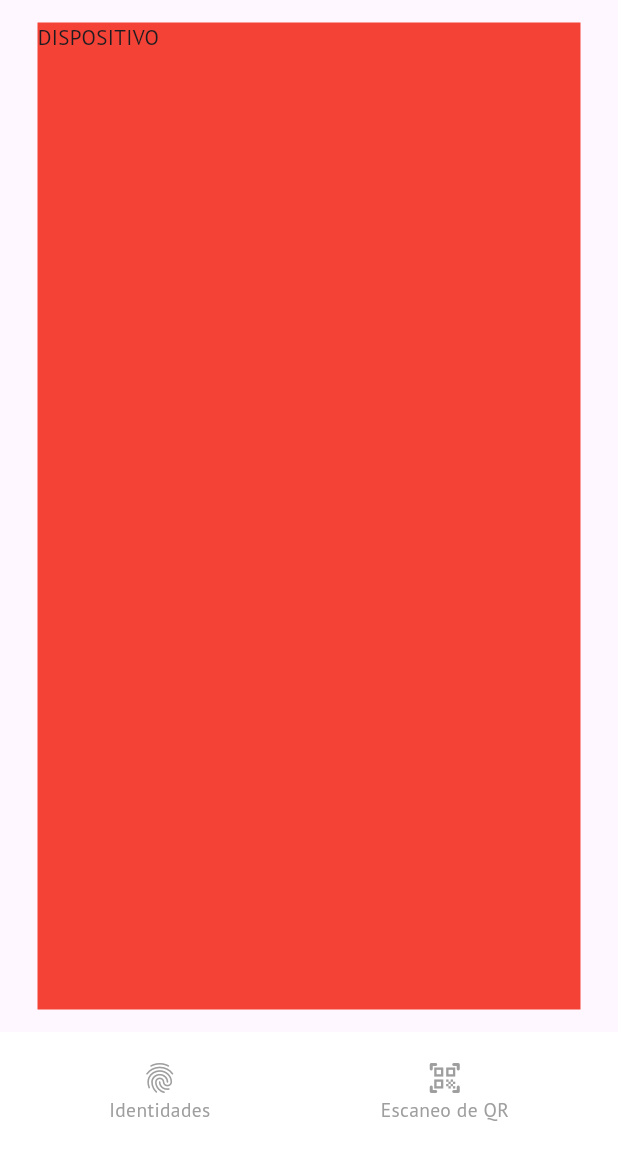
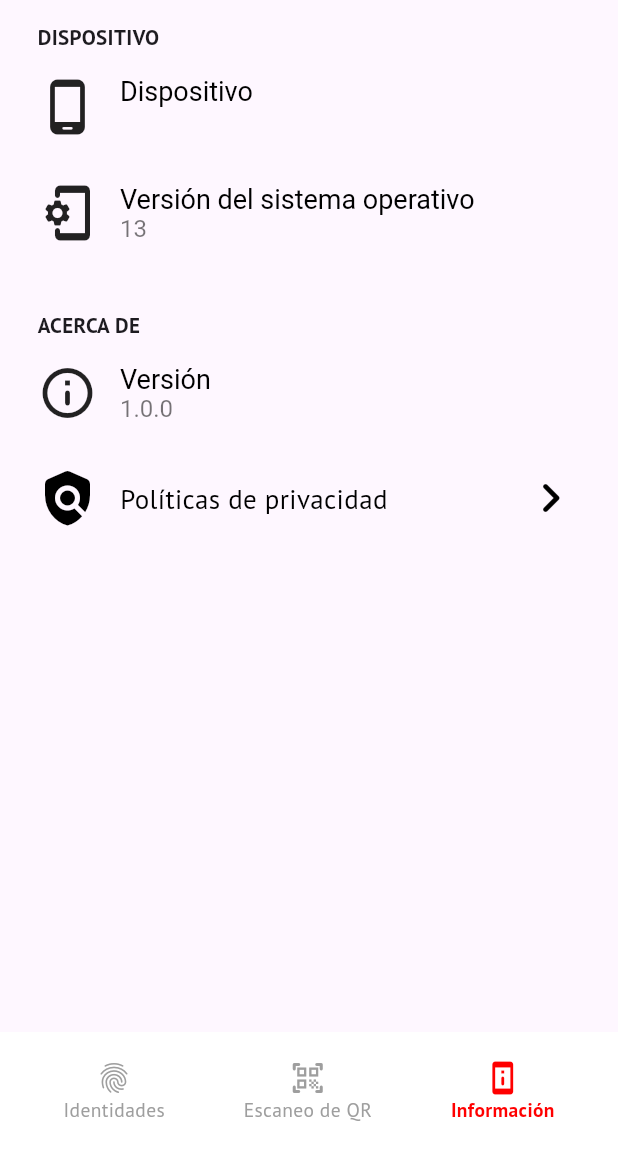
Before and after one commit to MardisIT/identity_mardis, a Flutter app: the screen it shows after launch, swiped to page 3, on a phone screen of 412 x 824 dp, the part 84-1236 px from its top. Run offline on Flutter 3.47's test engine with Material 3 defaults, Android fonts, the phone set to English and light mode, and no system bars; drawn by our look-alikes of zoom_tap_animation; our stand-ins replace device_info_plus, flutter_secure_storage, flutter_speed_dial, get, google_fonts, hive and 3 more; missing offline and left inert: pointycastle, qr_code_scanner; accounts and stored records are empty.

Commit message:
Feat: Pantalla de configuraciones agregada e información del dispositivo

```diff
--- a/lib/core/presentation/home/home_controller.dart
+++ b/lib/core/presentation/home/home_controller.dart
@@ -77,6 +77,7 @@ class HomeController extends GetxController {
   @override
   void onClose() {
     pageController.dispose();
+    searchController.dispose();
     super.onClose();
   }
 }
--- a/lib/core/presentation/home/home_screen.dart
+++ b/lib/core/presentation/home/home_screen.dart
@@ -72,35 +72,24 @@ class HomeScreen extends GetWidget<HomeController> {
                   )
                 ],
         ),
-        body:
-            // Obx(
-            //   () {
-            controller.isAuthenticated.value
+        body: controller.isAuthenticated.value
             ? PageView(
                 onPageChanged: controller.animateToTab,
                 controller: controller.pageController,
                 physics: const BouncingScrollPhysics(),
-                    children: [
-                      const IdentitiesScreen(),
-                      const ScannerScreen(),
-                      const ConfigurationScreen(),
+                children: const [
+                  IdentitiesScreen(),
+                  ScannerScreen(),
+                  ConfigurationScreen(),
                 ],
               )
-                // } else {
-                //   return
             : const Center(
                 child: CircularProgressIndicator(),
               ),
-        // }
-        //   },
-        // ),
         bottomNavigationBar: BottomAppBar(
           color: Colors.white,
           notchMargin: 10,
-          child:
-              // Obx(
-              //   () =>
-              Row(
+          child: Row(
             mainAxisAlignment: MainAxisAlignment.spaceAround,
             children: [
               _bottomAppBarItem(
@@ -115,12 +104,12 @@ class HomeScreen extends GetWidget<HomeController> {
                 page: 1,
                 label: 'Escaneo de QR',
               ),
-              // _bottomAppBarItem(
-              //   context,
-              //   icon: Icons.settings_rounded,
-              //   page: 2,
-              //   label: 'Configuración',
-              // ),
+              _bottomAppBarItem(
+                context,
+                icon: Icons.perm_device_information_rounded,
+                page: 2,
+                label: 'Información',
+              ),
             ],
           ),
           // ),
--- a/lib/core/presentation/pages/configuration/configuration_screen.dart
+++ b/lib/core/presentation/pages/configuration/configuration_screen.dart
@@ -1,26 +1,180 @@
 import 'package:flutter/material.dart';
+import 'package:get/get.dart';
+import 'package:identity_engine/core/presentation/pages/scanner_qr/scanner_controller.dart';
 
 class ConfigurationScreen extends StatelessWidget {
   const ConfigurationScreen({super.key});
 
   @override
   Widget build(BuildContext context) {
+    final ScannerController scannerController = Get.find();
+
     return Scaffold(
       body: Container(
         width: double.maxFinite,
-        color: Colors.red,
-        margin: EdgeInsets.symmetric(
+        padding: const EdgeInsets.symmetric(
           horizontal: 25,
           vertical: 15,
         ),
-        child: Column(
-          crossAxisAlignment: CrossAxisAlignment.start,
-          children: [
-            Text('DISPOSITIVO'),
-
-          ],
+        child: FutureBuilder(
+          future: scannerController.initPlatformState(),
+          builder: (context, snapshot) {
+            if (snapshot.connectionState == ConnectionState.waiting) {
+              return Center(child: CircularProgressIndicator());
+            } else if (snapshot.hasError) {
+              return Center(child: Text('Error: ${snapshot.error}'));
+            } else if (!snapshot.hasData || snapshot.data == null) {
+              return Center(child: Text('No data available'));
+            } else {
+              var infophone = snapshot.data as Map<String, dynamic>;
+              return Column(
+                crossAxisAlignment: CrossAxisAlignment.start,
+                children: [
+                  _Section(
+                    title: 'DISPOSITIVO',
+                    items: [
+                      _SectionItem(
+                        icon: Icons.phone_android_rounded,
+                        title: 'Dispositivo',
+                        subtitle: infophone['device'],
+                      ),
+                      _SectionItem(
+                        icon: Icons.phonelink_setup_rounded,
+                        title: 'Versión del sistema operativo',
+                        subtitle: infophone['version.release'],
+                      ),
+                    ],
+                  ),
+                  _Section(
+                    title: 'ACERCA DE',
+                    items: [
+                      const _SectionItem(
+                        icon: Icons.info_outline_rounded,
+                        title: 'Versión',
+                        subtitle: '1.0.0',
+                      ),
+                      _SectionItem(
+                        icon: Icons.policy_rounded,
+                        secondIcon: Icons.navigate_next_rounded,
+                        title: 'Políticas de privacidad',
+                        onTap: () {},
+                      ),
+                    ],
+                  ),
+                ],
+              );
+            }
+          },
         ),
       ),
     );
   }
 }
+
+class _Section extends StatelessWidget {
+  final String title;
+  final List<_SectionItem> items;
+
+  const _Section({
+    required this.title,
+    required this.items,
+  });
+
+  @override
+  Widget build(BuildContext context) {
+    return Padding(
+      padding: const EdgeInsets.only(bottom: 15),
+      child: Column(
+        crossAxisAlignment: CrossAxisAlignment.start,
+        children: [
+          Text(
+            title,
+            style: const TextStyle(
+              fontWeight: FontWeight.bold,
+            ),
+          ),
+          const SizedBox(height: 15),
+          ...items,
+        ],
+      ),
+    );
+  }
+}
+
+class _SectionItem extends StatelessWidget {
+  final IconData icon;
+  final IconData? secondIcon;
+  final String title;
+  final String? subtitle;
+  final VoidCallback? onTap;
+
+  const _SectionItem({
+    required this.icon,
+    required this.title,
+    this.subtitle,
+    this.onTap,
+    this.secondIcon,
+  });
+
+  @override
+  Widget build(BuildContext context) {
+    return Padding(
+      padding: const EdgeInsets.only(bottom: 30),
+      child: subtitle != null
+          ? Row(
+              children: [
+                Icon(icon, size: 40),
+                const SizedBox(width: 15),
+                RichText(
+                  text: TextSpan(
+                    children: [
+                      TextSpan(
+                        text: '$title\n',
+                        style: const TextStyle(
+                          color: Colors.black,
+                          fontSize: 18,
+                        ),
+                      ),
+                      TextSpan(
+                        text: subtitle,
+                        style: const TextStyle(
+                          color: Colors.black54,
+                          fontSize: 16,
+                        ),
+                      ),
+                    ],
+                  ),
+                ),
+              ],
+            )
+          : InkWell(
+              onTap: onTap,
+              splashColor: Colors.grey.shade300,
+              child: Row(
+                children: [
+                  Icon(
+                    icon,
+                    size: 40,
+                    color: Colors.black,
+                  ),
+                  const SizedBox(width: 15),
+                  Expanded(
+                    child: Text(
+                      title,
+                      style: const TextStyle(
+                        color: Colors.black,
+                        fontSize: 18,
+                      ),
+                    ),
+                  ),
+                  Icon(
+                    secondIcon,
+                    size: 40,
+                    color: Colors.black,
+                  ),
+                ],
+              ),
+            ),
+    );
+  }
+}
--- a/pubspec.yaml
+++ b/pubspec.yaml
@@ -16,7 +16,7 @@ publish_to: 'none' # Remove this line if you wish to publish to pub.dev
 # https://developer.apple.com/library/archive/documentation/General/Reference/InfoPlistKeyReference/Articles/CoreFoundationKeys.html
 # In Windows, build-name is used as the major, minor, and patch parts
 # of the product and file versions while build-number is used as the build suffix.
-version: 1.0.0+1
+version: 1.0.0+2
 
 environment:
   sdk: '>=3.4.1 <4.0.0'
```
Also changed, not shown: lib/Utils/Constants/info_devices.dart (added, +135 -0 lines), lib/core/presentation/pages/identities/widgets/identities_container.dart (+4 -4 lines), lib/core/presentation/pages/scanner_qr/scanner_controller.dart (+13 -145 lines). Lines whose indentation alone changed are shown as unchanged.
